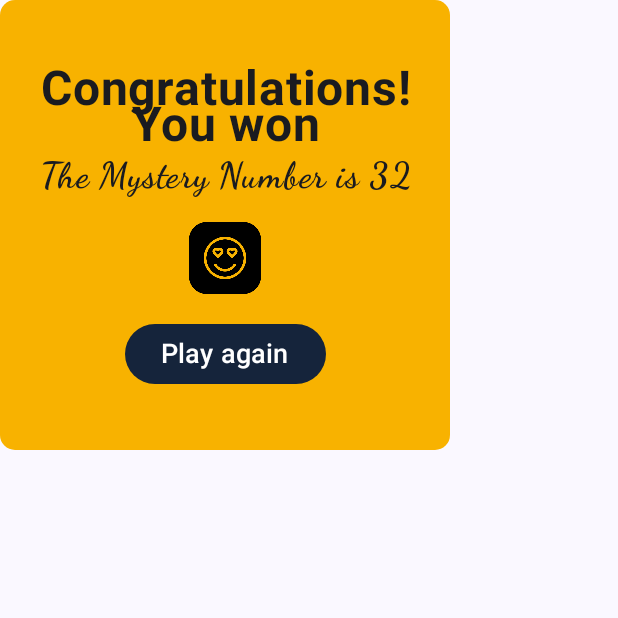
After one commit to harikrishnanponath/GuessingGame, an Android app built with Jetpack Compose: the composable WinOrLoseDialog shown on its own in the app's theme, on a phone screen of 412 x 824 dp, the top half of it. The commit adds this screen. Run offline under Robolectric (Android 15) with nearby library versions, the phone set to English and light mode, and no system bars.

Commit message:
Completed the UI and added icons for the Win or lose dialog

```diff
--- a/app/src/main/java/com/harikrish/guessnumber/GuessingGameScreen.kt
+++ b/app/src/main/java/com/harikrish/guessnumber/GuessingGameScreen.kt
@@ -11,7 +11,6 @@ import androidx.compose.foundation.layout.height
 import androidx.compose.foundation.layout.padding
 import androidx.compose.material3.Button
 import androidx.compose.material3.ButtonDefaults
-import androidx.compose.material3.ExperimentalMaterial3Api
 import androidx.compose.material3.OutlinedTextField
 import androidx.compose.material3.Text
 import androidx.compose.material3.TextFieldDefaults
@@ -69,7 +68,7 @@ fun GuessingGameScreen() {
             }
         }
         Text(
-            text = "Hint\nYou are guessing bigger than the mistery number!",
+            text = "Hint\nYou are guessing bigger than the mystery number!",
             color = Color.White,
             fontSize = 22.sp,
             textAlign = TextAlign.Center,
--- /dev/null
+++ b/app/src/main/java/com/harikrish/guessnumber/WinOrLoseDialog.kt
@@ -0,0 +1,78 @@
+package com.harikrish.guessnumber
+
+import androidx.compose.foundation.Image
+import androidx.compose.foundation.background
+import androidx.compose.foundation.layout.Arrangement
+import androidx.compose.foundation.layout.Column
+import androidx.compose.foundation.layout.Spacer
+import androidx.compose.foundation.layout.height
+import androidx.compose.foundation.layout.padding
+import androidx.compose.foundation.layout.size
+import androidx.compose.foundation.shape.RoundedCornerShape
+import androidx.compose.material3.Button
+import androidx.compose.material3.ButtonDefaults
+import androidx.compose.material3.Text
+import androidx.compose.runtime.Composable
+import androidx.compose.ui.Alignment
+import androidx.compose.ui.Modifier
+import androidx.compose.ui.draw.clip
+import androidx.compose.ui.graphics.Color
+import androidx.compose.ui.res.painterResource
+import androidx.compose.ui.text.font.FontFamily
+import androidx.compose.ui.text.font.FontWeight
+import androidx.compose.ui.text.style.TextAlign
+import androidx.compose.ui.tooling.preview.Preview
+import androidx.compose.ui.unit.dp
+import androidx.compose.ui.unit.sp
+import com.harikrish.guessnumber.ui.theme.BlueDark
+import com.harikrish.guessnumber.ui.theme.YellowDark
+
+@Composable
+fun WinOrLoseDialog() {
+    Column(
+        modifier = Modifier
+            .size(300.dp)
+            .clip(RoundedCornerShape(10.dp))
+            .background(YellowDark),
+        horizontalAlignment = Alignment.CenterHorizontally,
+        verticalArrangement = Arrangement.Center
+    ) {
+        Text(
+            text = "Congratulations!\nYou won",
+            fontWeight = FontWeight.Bold,
+            fontSize = 32.sp,
+            textAlign = TextAlign.Center
+        )
+        Text(
+            text = "The Mystery Number is 32",
+            fontWeight = FontWeight.Bold,
+            fontSize = 24.sp,
+            fontFamily = FontFamily.Cursive,
+            textAlign = TextAlign.Center
+        )
+
+        Image(
+            modifier = Modifier
+                .size(80.dp)
+                .padding(16.dp),
+            painter = painterResource(R.drawable.won),
+            contentDescription = "Won Icon"
+        )
+
+        Button(
+            onClick = { },
+            colors = ButtonDefaults.buttonColors(
+                containerColor = BlueDark,
+                contentColor = Color.White
+            )
+        ) {
+            Text(text = "Play again", fontSize = 18.sp)
+        }
+    }
+}
+
+@Preview
+@Composable
+fun WinOrLoseDialogPreview() {
+    WinOrLoseDialog()
+}
```
Also changed, not shown: app/src/main/res/drawable/failed.png (added), app/src/main/res/drawable/won.png (added).
